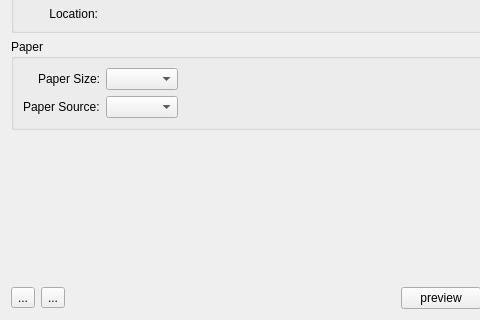
Qt form cprint.ui (birkeh/picturePrint) before a commit; both pictures show x 0 to 480 and y 107 to 427 of the 578 by 427 pixel window.
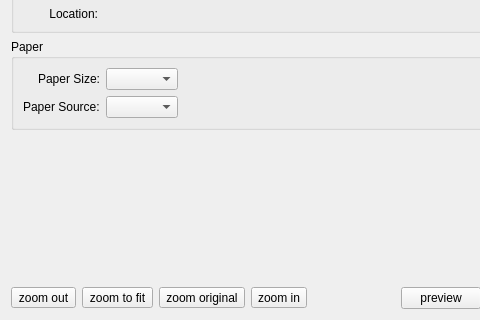
The same form after that commit.

Commit message: print preview zoom

Diff of the .ui file:
```diff
--- a/cprint.ui
+++ b/cprint.ui
@@ -198,14 +198,46 @@
        <item>
         <widget class="QToolButton" name="m_lpZoomOut">
          <property name="text">
-          <string>...</string>
+          <string>zoom out</string>
+         </property>
+         <property name="iconSize">
+          <size>
+           <width>24</width>
+           <height>24</height>
+          </size>
+         </property>
+        </widget>
+       </item>
+       <item>
+        <widget class="QToolButton" name="m_lpZoomFit">
+         <property name="toolTip">
+          <string>zoo to fit</string>
+         </property>
+         <property name="statusTip">
+          <string>zoom to fit</string>
+         </property>
+         <property name="text">
+          <string>zoom to fit</string>
+         </property>
+        </widget>
+       </item>
+       <item>
+        <widget class="QToolButton" name="m_lpZoomOriginal">
+         <property name="toolTip">
+          <string>zoom original</string>
+         </property>
+         <property name="statusTip">
+          <string>zoom original</string>
+         </property>
+         <property name="text">
+          <string>zoom original</string>
          </property>
         </widget>
        </item>
        <item>
         <widget class="QToolButton" name="m_lpZoomIn">
          <property name="text">
-          <string>...</string>
+          <string>zoom in</string>
          </property>
         </widget>
        </item>
```
Left out of the diff: 12 changed lines with no effect on the pictures. The commit also changes 3 other files.
